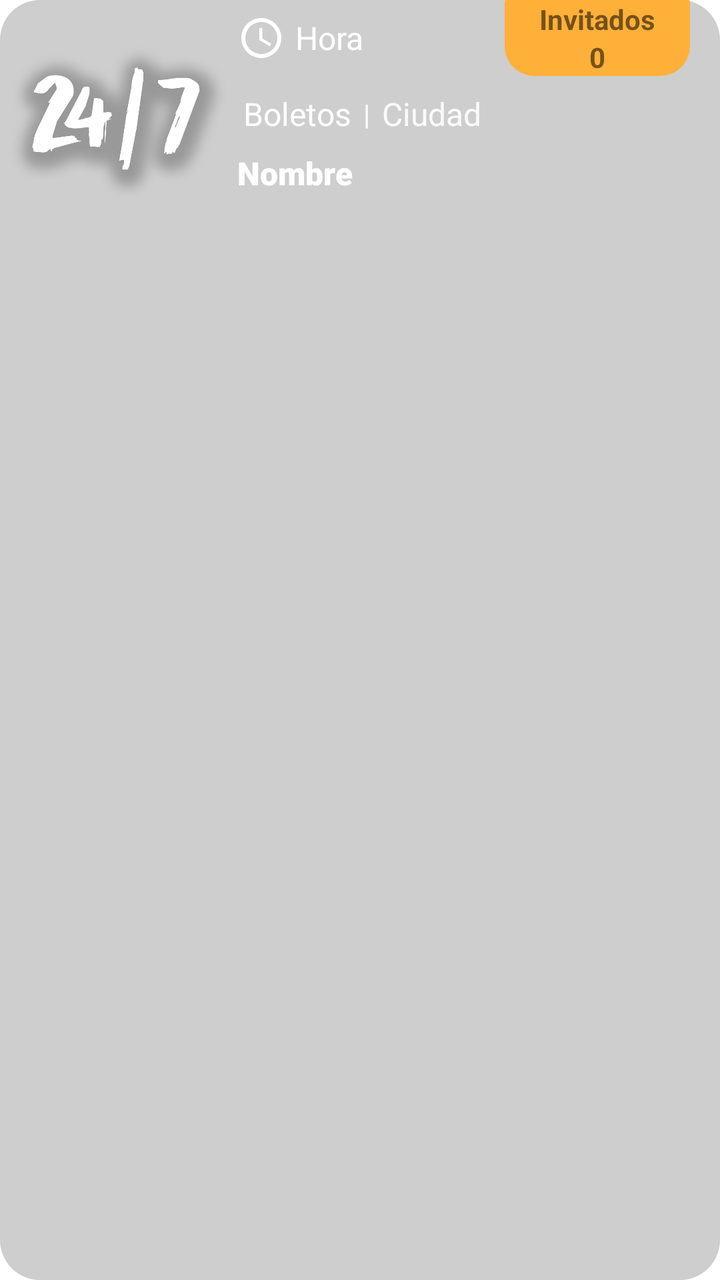
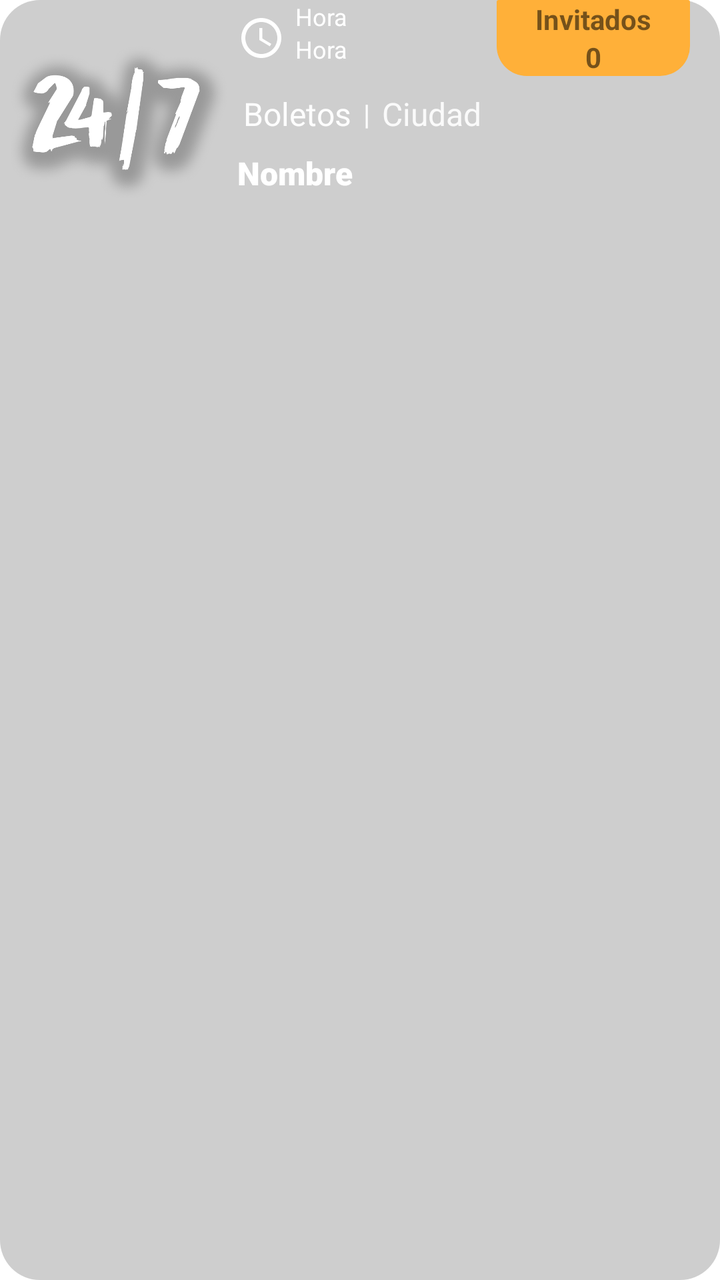

Two renders of the same Android screen: before a commit and after it. Below are the layout's source before the change and the commit's diff.
<!-- AndroidManifest.xml: application theme Theme.Eventos -->
<!-- res/layout/item_proximos_eventos.xml -->
<?xml version="1.0" encoding="utf-8"?>
<LinearLayout xmlns:android="http://schemas.android.com/apk/res/android"
    xmlns:tools="http://schemas.android.com/tools"
    android:id="@+id/linerarLayout_tarjeta"
    xmlns:app="http://schemas.android.com/apk/res-auto"
    android:layout_width="match_parent"
    android:layout_height="wrap_content"
    android:layout_marginTop="5dp"
    android:layout_marginStart="3dp"
    android:layout_marginEnd="3dp"
    android:background="@drawable/cardview_evento"
    app:cardCornerRadius="5dp">


    <ImageView
        android:id="@+id/imageView_imagen_evento"
        android:layout_width="227dp"
        android:layout_height="112dp"
        android:layout_margin="5dp"
        android:layout_weight="1"
        android:contentDescription="@string/Imagen"
        app:srcCompat="@drawable/logo24siete" />

    <LinearLayout
        android:layout_width="match_parent"
        android:layout_height="wrap_content"
        android:layout_weight="1"
        android:orientation="vertical">

        <LinearLayout
            android:layout_width="match_parent"
            android:layout_height="wrap_content"
            android:layout_marginEnd="5dp"
            android:layout_weight="1"
            android:orientation="horizontal"
            tools:ignore="NestedWeights">

            <ImageView
                android:layout_width="wrap_content"
                android:layout_height="wrap_content"
                android:layout_gravity="center_vertical"

                app:srcCompat="@drawable/icono_reloj"
                tools:ignore="ContentDescription" />

            <TextView
                android:id="@+id/textView_cuenta_regresiva"
                android:layout_width="wrap_content"
                android:layout_height="wrap_content"
                android:layout_gravity="center"
                android:layout_marginStart="5dp"
                android:text="@string/Hora"
                android:layout_weight="1"
                android:textColor="#FFFFFF"
                android:textSize="16sp" />



            <LinearLayout
                android:layout_width="22dp"
                android:layout_height="wrap_content"
                android:layout_marginEnd="10dp"
                android:layout_weight="1"
                android:background="@drawable/cardview_invitados"
                android:gravity="center"
                android:orientation="vertical">

                <TextView
                    android:id="@+id/textView8"
                    android:layout_width="wrap_content"
                    android:layout_height="wrap_content"
                    android:layout_gravity="center"
                    android:autoSizeTextType="uniform"
                    android:gravity="center"
                    android:text="@string/Invitados"
                    android:textStyle="bold"
                    tools:targetApi="o" />

                <TextView
                    android:id="@+id/textView_invitados"
                    android:layout_width="wrap_content"
                    android:layout_height="wrap_content"
                    android:layout_gravity="center"
                    android:autoSizeTextType="uniform"
                    android:gravity="center"
                    android:text="0"
                    android:textStyle="bold"
                    tools:ignore="HardcodedText"
                    tools:targetApi="o" />
            </LinearLayout>


        </LinearLayout>

        <LinearLayout
            android:layout_width="wrap_content"
            android:layout_height="wrap_content"
            android:layout_marginTop="5dp"
            android:layout_marginEnd="5dp"
            android:layout_weight="1"
            android:orientation="horizontal">

            <TextView
                android:id="@+id/textView_boletos"
                android:layout_width="wrap_content"
                android:layout_height="wrap_content"
                android:layout_gravity="center"
                android:layout_margin="3dp"
                android:layout_weight="1"
                android:textColor="#FDFDFD"
                android:text="@string/Boletos"
                android:textSize="16sp" />

            <TextView
                android:id="@+id/textView4"
                android:layout_width="wrap_content"
                android:layout_height="wrap_content"
                android:layout_gravity="center"
                android:layout_margin="3dp"
                android:layout_weight="1"
                android:text="|"
                android:textColor="#FDFDFD"
                tools:ignore="HardcodedText" />

            <TextView
                android:id="@+id/textView_ciudad"
                android:layout_width="wrap_content"
                android:layout_height="wrap_content"
                android:layout_gravity="center_vertical"
                android:layout_margin="3dp"
                android:layout_weight="1"
                android:text="@string/Ciudad"
                android:textColor="#FAFAFA"
                android:textSize="16sp" />

        </LinearLayout>

        <LinearLayout
            android:layout_width="wrap_content"
            android:layout_height="wrap_content"
            android:layout_marginTop="5dp"
            android:layout_marginEnd="5dp"
            android:layout_weight="1"
            android:orientation="horizontal">

            <TextView
                android:id="@+id/textView_nombre_evento"
                android:layout_width="0dp"
                android:layout_height="wrap_content"
                android:layout_gravity="center_vertical"
                android:layout_marginEnd="5dp"
                android:layout_weight="2"
                android:text="@string/Nombre"
                android:theme="@style/texto_sub_titulo"
                tools:ignore="NestedWeights" />

        </LinearLayout>

    </LinearLayout>

</LinearLayout>
<!-- resources referenced by this layout -->
<resources>
  <!-- drawable cardview_evento (drawable) -->
  <?xml version="1.0" encoding="utf-8"?>
  <shape xmlns:android="http://schemas.android.com/apk/res/android">
      <corners android:radius="20dp"/>
      <solid android:color="@color/gris" />
  </shape>
  <!-- drawable cardview_invitados (drawable) -->
  <?xml version="1.0" encoding="utf-8"?>
  <shape xmlns:android="http://schemas.android.com/apk/res/android">
      <corners android:radius="1dp"
          android:bottomLeftRadius="15dp"
          android:bottomRightRadius="15dp"/>
      <solid android:color="@color/amarillo" />
  </shape>
  <!-- drawable icono_reloj (drawable) -->
  <vector android:height="24dp" android:tint="#FFFFFF"
      android:viewportHeight="24" android:viewportWidth="24"
      android:width="24dp" xmlns:android="http://schemas.android.com/apk/res/android">
      <path android:fillColor="@android:color/white" android:pathData="M11.99,2C6.47,2 2,6.48 2,12s4.47,10 9.99,10C17.52,22 22,17.52 22,12S17.52,2 11.99,2zM12,20c-4.42,0 -8,-3.58 -8,-8s3.58,-8 8,-8 8,3.58 8,8 -3.58,8 -8,8z"/>
      <path android:fillColor="@android:color/white" android:pathData="M12.5,7H11v6l5.25,3.15 0.75,-1.23 -4.5,-2.67z"/>
  </vector>
  <!-- drawable logo24siete: png bitmap (drawable, 43979 bytes) -->
  <string name="Boletos">Boletos</string>
  <string name="Ciudad">Ciudad</string>
  <string name="Hora">Hora</string>
  <string name="Imagen">Imagen</string>
  <string name="Invitados">Invitados</string>
  <string name="Nombre">Nombre</string>
  <style name="texto_sub_titulo" parent="Theme.Eventos">
          <item name="android:textSize">16sp</item>
          <item name="android:textColor">@color/white</item>
          <item name="android:textStyle">bold</item>
          <item name="android:layout_margin">5sp</item>
          <item name="fontFamily">sans-serif-black</item>
      </style>
  <style name="Theme.Eventos" parent="Theme.MaterialComponents.DayNight.DarkActionBar">
          
          <item name="colorPrimary">@color/amarilloFondo</item>
          <item name="colorPrimaryVariant">@color/amarillo</item>
          <item name="colorOnPrimary">@color/white</item>
          
          <item name="colorSecondary">@color/teal_200</item>
          <item name="colorSecondaryVariant">@color/teal_700</item>
          <item name="colorOnSecondary">@color/black</item>
          
  
          <item name="android:statusBarColor" tools:targetApi="l">?attr/colorPrimaryVariant</item>
  
          
          
          <item name="windowActionBar">false</item>
          <item name="windowNoTitle">true</item>
      </style>
  <color name="gris">#63818181</color>
  <color name="amarillo">#FFB039</color>
  <color name="white">#FFFFFFFF</color>
  <color name="amarilloFondo">#DF885A28</color>
  <color name="teal_200">#DF885A28</color>
  <color name="teal_700">#DF885A28</color>
  <color name="black">#FF000000</color>
</resources>

<!-- the commit's change to res/layout/item_proximos_eventos.xml (unified diff, before → after) -->
@@ -39,21 +39,38 @@
                 android:layout_width="wrap_content"
                 android:layout_height="wrap_content"
                 android:layout_gravity="center_vertical"
-
                 app:srcCompat="@drawable/icono_reloj"
                 tools:ignore="ContentDescription" />
 
-            <TextView
-                android:id="@+id/textView_cuenta_regresiva"
+            <LinearLayout
                 android:layout_width="wrap_content"
                 android:layout_height="wrap_content"
-                android:layout_gravity="center"
-                android:layout_marginStart="5dp"
-                android:text="@string/Hora"
                 android:layout_weight="1"
-                android:textColor="#FFFFFF"
-                android:textSize="16sp" />
+                android:orientation="vertical">
 
+                <TextView
+                    android:id="@+id/textView_cuenta_regresiva"
+                    android:layout_width="wrap_content"
+                    android:layout_height="wrap_content"
+                    android:layout_weight="1"
+                    android:autoSizeTextType="uniform"
+                    android:layout_marginStart="5dp"
+                    android:text="@string/Hora"
+                    android:layout_gravity="center|left"
+                    android:textColor="#FFFFFF"
+                    android:textSize="12sp" />
+
+                <TextView
+                    android:id="@+id/textView_cuenta_regresiva_pequena"
+                    android:layout_width="wrap_content"
+                    android:layout_height="wrap_content"
+                    android:layout_marginStart="5dp"
+                    android:layout_weight="1"
+                    android:autoSizeTextType="uniform"
+                    android:text="@string/Hora"
+                    android:textColor="#FFFFFF"
+                    android:textSize="12sp" />
+            </LinearLayout>
 
 
             <LinearLayout
